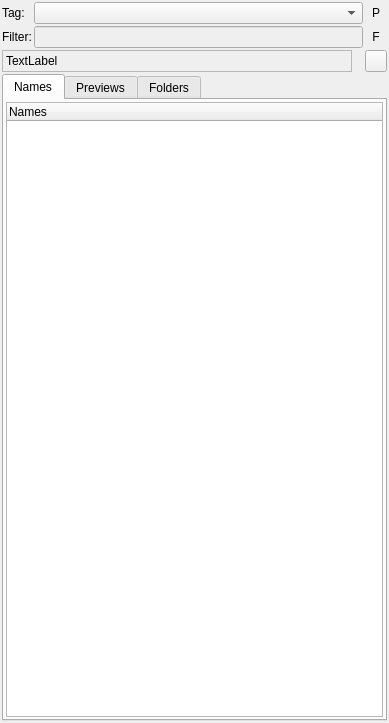
Before: the Qt Designer form src/listsdock.ui in fontmatrix/fontmatrix, drawn with Qt 5.
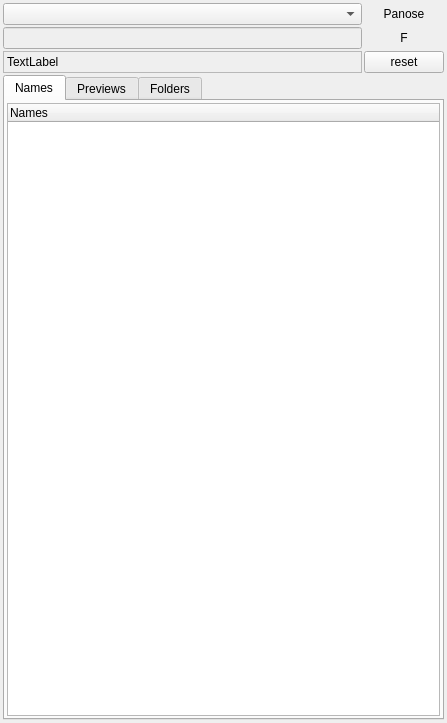
After: the same form once the commit is applied. Icons and pictures are not drawn. Custom widgets are drawn as their Qt base class.

Commit message: Changed - textualize buttons of listswidget

```diff
--- a/src/listsdock.ui
+++ b/src/listsdock.ui
@@ -5,7 +5,7 @@
    <rect>
     <x>0</x>
     <y>0</y>
-    <width>389</width>
+    <width>447</width>
     <height>723</height>
    </rect>
   </property>
@@ -21,40 +21,19 @@
   <property name="windowTitle" >
    <string>Form</string>
   </property>
-  <layout class="QVBoxLayout" name="verticalLayout_2" >
-   <property name="spacing" >
-    <number>2</number>
-   </property>
+  <layout class="QGridLayout" name="gridLayout_2" >
    <property name="margin" >
-    <number>2</number>
+    <number>3</number>
    </property>
-   <item>
-    <layout class="QVBoxLayout" name="verticalLayout" >
      <property name="spacing" >
       <number>2</number>
      </property>
-     <item>
+   <item row="0" column="0" >
       <layout class="QGridLayout" name="gridLayout" >
        <property name="spacing" >
         <number>2</number>
        </property>
        <item row="0" column="0" >
-        <widget class="QLabel" name="Tags" >
-         <property name="sizePolicy" >
-          <sizepolicy vsizetype="Preferred" hsizetype="Expanding" >
-           <horstretch>0</horstretch>
-           <verstretch>0</verstretch>
-          </sizepolicy>
-         </property>
-         <property name="text" >
-          <string>Tag:</string>
-         </property>
-         <property name="buddy" >
-          <cstring>tagsCombo</cstring>
-         </property>
-        </widget>
-       </item>
-       <item row="0" column="1" >
         <widget class="QComboBox" name="tagsCombo" >
          <property name="sizePolicy" >
           <sizepolicy vsizetype="Fixed" hsizetype="Expanding" >
@@ -73,10 +52,10 @@
          </property>
         </widget>
        </item>
-       <item row="0" column="2" >
+     <item row="0" column="1" >
         <widget class="QToolButton" name="panoseButton" >
          <property name="sizePolicy" >
-          <sizepolicy vsizetype="Fixed" hsizetype="Fixed" >
+        <sizepolicy vsizetype="Fixed" hsizetype="Expanding" >
            <horstretch>0</horstretch>
            <verstretch>0</verstretch>
           </sizepolicy>
@@ -85,7 +64,7 @@
           <string>Switch to panose filtering</string>
          </property>
          <property name="text" >
-          <string>P</string>
+        <string>Panose</string>
          </property>
          <property name="checkable" >
           <bool>true</bool>
@@ -96,22 +75,6 @@
         </widget>
        </item>
        <item row="1" column="0" >
-        <widget class="QLabel" name="label" >
-         <property name="sizePolicy" >
-          <sizepolicy vsizetype="Preferred" hsizetype="Expanding" >
-           <horstretch>0</horstretch>
-           <verstretch>0</verstretch>
-          </sizepolicy>
-         </property>
-         <property name="text" >
-          <string>Filter:</string>
-         </property>
-         <property name="buddy" >
-          <cstring>searchString</cstring>
-         </property>
-        </widget>
-       </item>
-       <item row="1" column="1" >
         <widget class="QLineEdit" name="searchString" >
          <property name="enabled" >
           <bool>false</bool>
@@ -124,7 +87,7 @@
          </property>
         </widget>
        </item>
-       <item row="1" column="2" >
+     <item row="1" column="1" >
         <widget class="QToolButton" name="fieldButton" >
          <property name="sizePolicy" >
           <sizepolicy vsizetype="Fixed" hsizetype="Fixed" >
@@ -132,6 +95,12 @@
            <verstretch>0</verstretch>
           </sizepolicy>
          </property>
+       <property name="maximumSize" >
+        <size>
+         <width>16000</width>
+         <height>16777215</height>
+        </size>
+       </property>
          <property name="toolTip" >
           <string>Field selection</string>
          </property>
@@ -152,21 +121,11 @@
          </property>
         </widget>
        </item>
-      </layout>
-     </item>
-     <item>
-      <layout class="QHBoxLayout" name="horizontalLayout" >
-       <property name="spacing" >
-        <number>13</number>
-       </property>
-       <property name="bottomMargin" >
-        <number>0</number>
-       </property>
-       <item>
+     <item row="2" column="0" >
         <widget class="QLabel" name="filtersCrumb" >
          <property name="sizePolicy" >
           <sizepolicy vsizetype="Preferred" hsizetype="Expanding" >
-           <horstretch>0</horstretch>
+         <horstretch>2</horstretch>
            <verstretch>0</verstretch>
           </sizepolicy>
          </property>
@@ -184,29 +143,25 @@
          </property>
         </widget>
        </item>
-       <item>
+     <item row="2" column="1" >
         <widget class="QPushButton" name="viewAllButton" >
          <property name="sizePolicy" >
-          <sizepolicy vsizetype="Fixed" hsizetype="Fixed" >
+        <sizepolicy vsizetype="Fixed" hsizetype="Expanding" >
            <horstretch>0</horstretch>
            <verstretch>0</verstretch>
           </sizepolicy>
          </property>
          <property name="maximumSize" >
           <size>
-           <width>22</width>
-           <height>22</height>
+         <width>16777215</width>
+         <height>100</height>
           </size>
          </property>
          <property name="statusTip" >
           <string>Show complete collection of available fonts</string>
          </property>
          <property name="text" >
-          <string/>
-         </property>
-         <property name="icon" >
-          <iconset resource="application.qrc" >
-           <normaloff>:/icon_empty.png</normaloff>:/icon_empty.png</iconset>
+        <string>reset</string>
          </property>
          <property name="iconSize" >
           <size>
@@ -214,13 +169,17 @@
            <height>16</height>
           </size>
          </property>
+       <property name="autoDefault" >
+        <bool>false</bool>
+       </property>
+       <property name="default" >
+        <bool>false</bool>
+       </property>
         </widget>
        </item>
       </layout>
      </item>
-    </layout>
-   </item>
-   <item>
+   <item row="1" column="0" >
     <widget class="QTabWidget" name="tabWidget" >
      <property name="contextMenuPolicy" >
       <enum>Qt::NoContextMenu</enum>
@@ -239,8 +198,8 @@
        <rect>
         <x>0</x>
         <y>0</y>
-        <width>379</width>
-        <height>599</height>
+        <width>437</width>
+        <height>595</height>
        </rect>
       </property>
       <attribute name="title" >
```
Left out of the diff: 8 changed lines with no effect on the pictures. Lines whose indentation alone changed are shown as unchanged. The commit also changes 2 other files.
